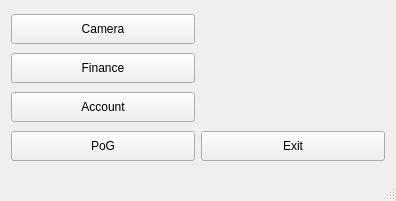
Qt form qt_project/qtmainwindow.ui (RockyChing/qt_play) before a commit.
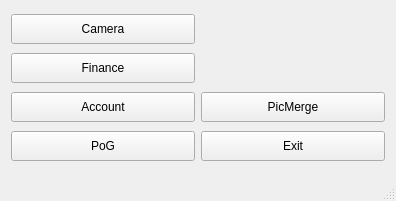
The same form after that commit.

Commit message: Add PicMerge tool ui

Diff of the .ui file:
```diff
--- a/qt_project/qtmainwindow.ui
+++ b/qt_project/qtmainwindow.ui
@@ -54,6 +54,19 @@
       </property>
      </widget>
     </item>
+    <item row="2" column="1">
+     <widget class="QPushButton" name="btnPicMerge">
+      <property name="minimumSize">
+       <size>
+        <width>0</width>
+        <height>30</height>
+       </size>
+      </property>
+      <property name="text">
+       <string>PicMerge</string>
+      </property>
+     </widget>
+    </item>
     <item row="3" column="0">
      <widget class="QPushButton" name="btnPoG">
       <property name="minimumSize">
```
The commit also changes 6 other files.
